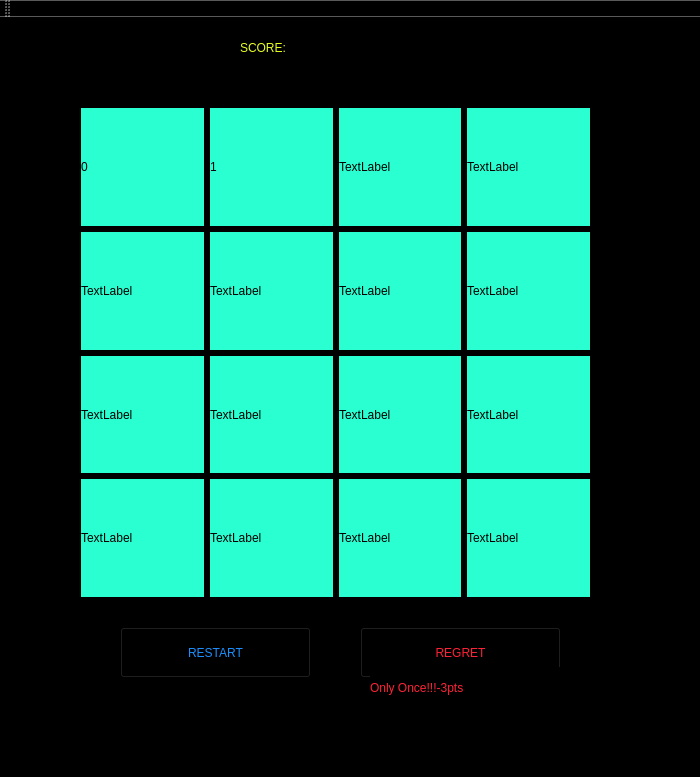
jeffwang0516/2048-qt, file 2048/mainwindow.ui: the form before one commit.
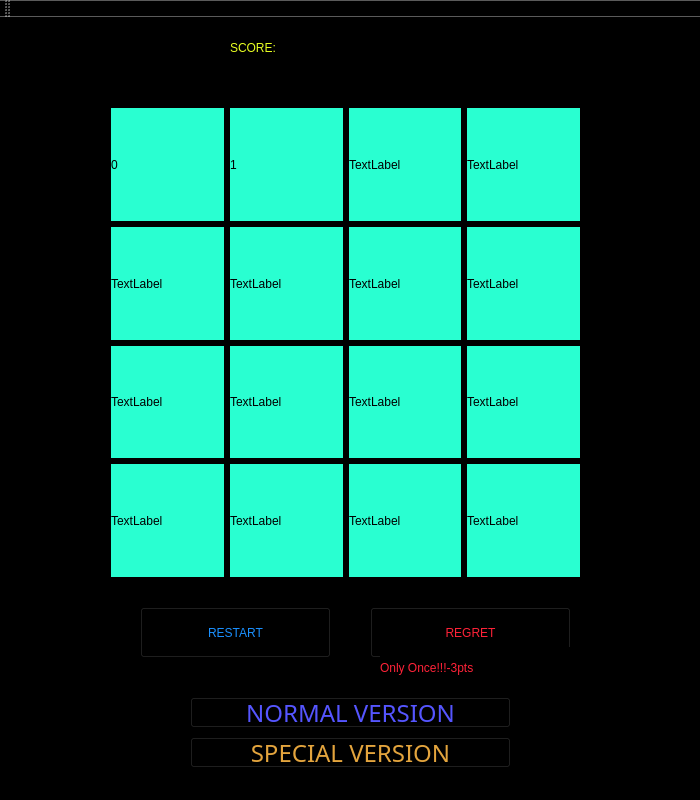
The form after the commit.

Patch:
```diff
--- a/2048/mainwindow.ui
+++ b/2048/mainwindow.ui
@@ -10,7 +10,7 @@
     <x>0</x>
     <y>0</y>
     <width>700</width>
-    <height>777</height>
+    <height>800</height>
    </rect>
   </property>
   <property name="maximumSize">
@@ -33,8 +33,8 @@
    <widget class="QPushButton" name="pushButton">
     <property name="geometry">
      <rect>
-      <x>120</x>
-      <y>610</y>
+      <x>140</x>
+      <y>590</y>
       <width>191</width>
       <height>51</height>
      </rect>
@@ -58,10 +58,10 @@
    <widget class="QWidget" name="layoutWidget">
     <property name="geometry">
      <rect>
-      <x>70</x>
+      <x>100</x>
       <y>80</y>
-      <width>531</width>
-      <height>511</height>
+      <width>491</width>
+      <height>491</height>
      </rect>
     </property>
     <layout class="QGridLayout" name="gridLayout">
@@ -69,7 +69,7 @@
       <widget class="QLabel" name="label">
        <property name="maximumSize">
         <size>
-         <width>1000</width>
+         <width>700</width>
          <height>800</height>
         </size>
        </property>
@@ -249,7 +249,7 @@
    <widget class="QLabel" name="label_17">
     <property name="geometry">
      <rect>
-      <x>240</x>
+      <x>230</x>
       <y>10</y>
       <width>231</width>
       <height>41</height>
@@ -266,8 +266,8 @@
    <widget class="QPushButton" name="pushButton_2">
     <property name="geometry">
      <rect>
-      <x>360</x>
-      <y>610</y>
+      <x>370</x>
+      <y>590</y>
       <width>201</width>
       <height>51</height>
      </rect>
@@ -286,8 +286,8 @@
    <widget class="QLabel" name="label_18">
     <property name="geometry">
      <rect>
-      <x>370</x>
-      <y>650</y>
+      <x>380</x>
+      <y>630</y>
       <width>191</width>
       <height>41</height>
      </rect>
@@ -300,6 +300,56 @@
      <string>Only Once!!!-3pts</string>
     </property>
    </widget>
+   <widget class="QPushButton" name="pushButton_3">
+    <property name="geometry">
+     <rect>
+      <x>190</x>
+      <y>720</y>
+      <width>321</width>
+      <height>31</height>
+     </rect>
+    </property>
+    <property name="font">
+     <font>
+      <family>Ravie</family>
+      <pointsize>18</pointsize>
+     </font>
+    </property>
+    <property name="focusPolicy">
+     <enum>Qt::NoFocus</enum>
+    </property>
+    <property name="styleSheet">
+     <string notr="true">color: rgb(227, 164, 61);</string>
+    </property>
+    <property name="text">
+     <string>SPECIAL VERSION</string>
+    </property>
+   </widget>
+   <widget class="QPushButton" name="pushButton_4">
+    <property name="geometry">
+     <rect>
+      <x>190</x>
+      <y>680</y>
+      <width>321</width>
+      <height>31</height>
+     </rect>
+    </property>
+    <property name="font">
+     <font>
+      <family>Ravie</family>
+      <pointsize>18</pointsize>
+     </font>
+    </property>
+    <property name="focusPolicy">
+     <enum>Qt::NoFocus</enum>
+    </property>
+    <property name="styleSheet">
+     <string notr="true">color: rgb(85, 85, 255);</string>
+    </property>
+    <property name="text">
+     <string>NORMAL VERSION</string>
+    </property>
+   </widget>
   </widget>
   <widget class="QMenuBar" name="menuBar">
    <property name="geometry">
```
